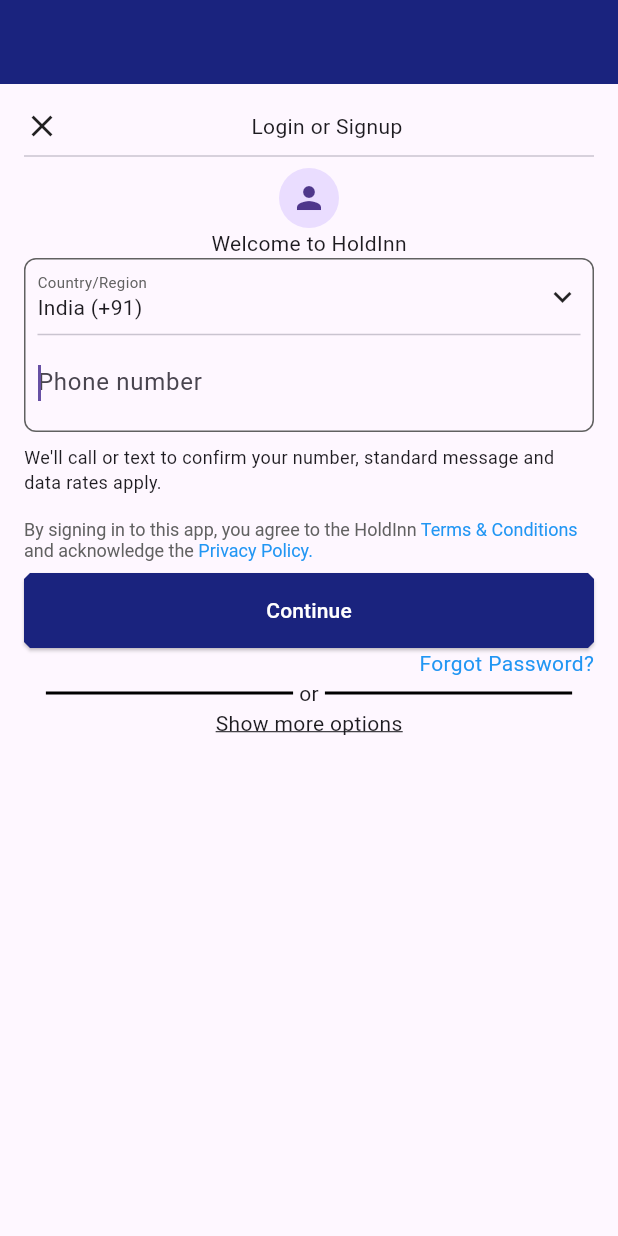
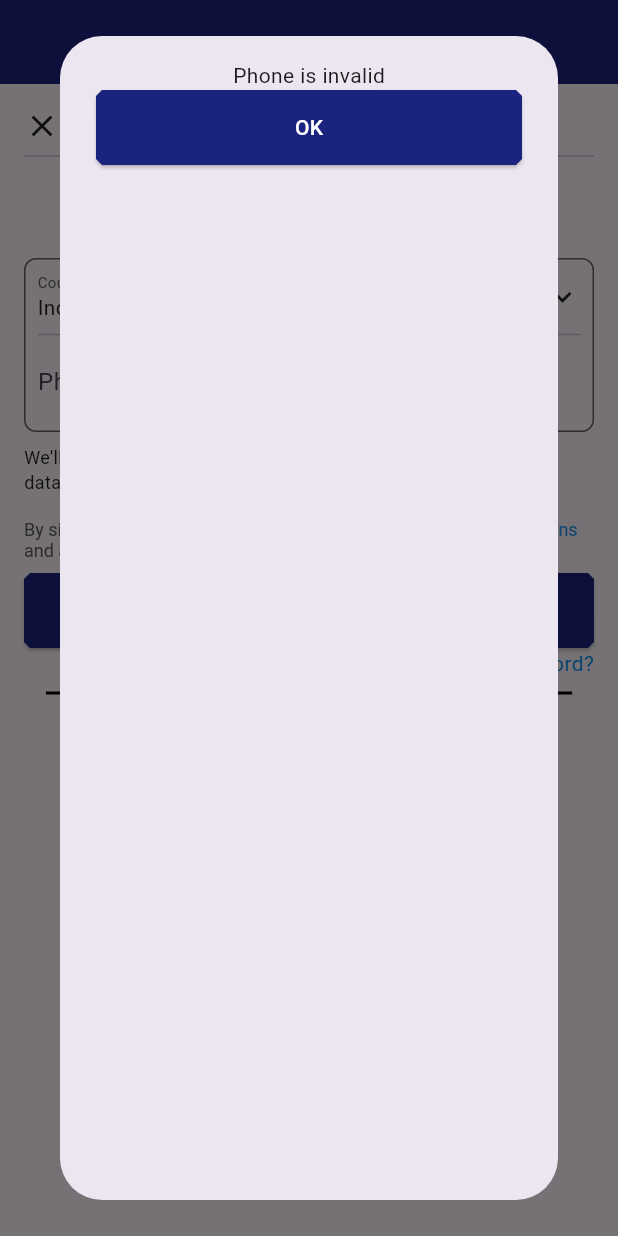
Before and after one commit to AtanuPanja/flutter_practical_wireframe_hotel_booking, a Flutter app: the screen it shows after launch, after a tap on "Continue", on a phone screen of 412 x 824 dp. Run offline on Flutter 3.47's test engine with Material 3 defaults, Android fonts, the phone set to English and light mode, and no system bars; our stand-ins replace hive_flutter; accounts and stored records are empty.

Commit message:
Added database logic, and added HomePage
Added login and logout functionality
created app_database.dart file

Created HomePage screen, with a button to logout

Login/Logout logic: While logging in, log out all
other users, for all set isLoggedIn to false,
and for that user set isLoggedIn to true

While logging out, log out all users, i.e., set
isLoggedIn to false for all users

```diff
--- a/lib/LoginPage.dart
+++ b/lib/LoginPage.dart
@@ -1,4 +1,8 @@
 import 'package:flutter/material.dart';
+import 'package:hive_flutter/hive_flutter.dart';
+import 'package:practical4_hotel_booking/HomePage.dart';
+import 'package:practical4_hotel_booking/validations/validations.dart';
+import 'model/app_database.dart';
 
 class LoginPage extends StatefulWidget {
   const LoginPage({super.key});
@@ -8,13 +12,113 @@
 }
 
 class _LoginPageState extends State<LoginPage> {
+  // referencing the hive box
+  final myBox = Hive.box('myBox');
+
+  // instantiating the database
+  AppDatabase appDB = AppDatabase();
+
+  TextEditingController phoneController = TextEditingController();
+
+  @override
+  void initState() {
+    // TODO: implement initState
+    super.initState();
+
+    phoneController.clear();
+
+    if (myBox.get('usersList') != null) {
+      appDB.loadUsers();
+    }
+  }
+
+  // perform logout action
+  void logoutAction() {
+    for (var index = 0; index < appDB.usersList.length; index++) {
+        // logging out all users
+        // Navigator.of(context).pop();
+        // this navigator pop statement, showed an error
+        // so, I shifted this line to the HomePage, and called it before the logoutAction
+        // the error was resolved
+        setState(() {
+          appDB.usersList[index]['isLoggedIn'] = 'false';
+          appDB.updateDatabase();
+          print(appDB.usersList);
+        });
+
+      }
+  }
+
+
+  // perform login action
+  void loginAction() {
+    // search for already existing user with the same phone
+      for (var index = 0; index < appDB.usersList.length; index++) {
+        // making sure all other users are logged out
+        appDB.usersList[index]['isLoggedIn'] = 'false';
+
+        // searching for the user in the db
+        // if available, set isLoggedIn = true
+        if (appDB.usersList[index]['phone'] == phoneController.value.text) {
+          Navigator.push(
+            context,
+            MaterialPageRoute(builder: (context) => HomePage(logoutAction: logoutAction)),
+          );
+          setState(() {
+            appDB.usersList[index]['isLoggedIn'] = 'true';
+            appDB.updateDatabase();
+            print(appDB.usersList);
+          });
+
+          return;
+        }
+      }
+
+      // if after searching we find that, user is not in db
+      // this statement will be reached only when the for loop completes, without triggering
+      // the return statement
+      var newUser = {
+        'phone': phoneController.value.text,
+        'isLoggedIn': 'true',
+      };
+      setState(() {
+        appDB.usersList.add(newUser);
+        appDB.updateDatabase();
+      });
+  }
+
+  // this callback is called when the continue button is pressed
+  void continueButtonCallback() {
+    // if phone number is valid
+    if (validatePhone(phoneController.value.text)) {
+      loginAction();
+    } else {
+      showDialog(
+        context: context,
+        builder: (context) {
+          return AlertDialog(
+            content: Container(
+              child: Column(
+                children: [
+                  Text('Phone is invalid'),
+                  ElevatedButton(
+                    child: Text('OK'),
+                    onPressed: () => Navigator.of(context).pop(),
+                  ),
+                ],
+              ),
+            ),
+          );
+        },
+      );
+    }
+  }
 
   @override
   Widget build(BuildContext context) {
     var screenWidth = MediaQuery.of(context).size.width;
     return Scaffold(
-      appBar: AppBar(
-      ),
+      appBar: AppBar(),
       body: Container(
         padding: EdgeInsets.all(16.0),
         child: Column(
@@ -26,8 +130,10 @@
                   child: Icon(Icons.close),
                 ),
                 Expanded(
-                  child: Text('Login or Signup', textAlign: TextAlign.center,)
-                ),
+                    child: Text(
+                  'Login or Signup',
+                  textAlign: TextAlign.center,
+                )),
               ],
             ),
             Divider(),
@@ -55,10 +161,13 @@
                               child: Column(
                                 crossAxisAlignment: CrossAxisAlignment.start,
                                 children: [
-                                  Text('Country/Region', style: TextStyle(
+                                  Text(
+                                    'Country/Region',
+                                    style: TextStyle(
                                       fontSize: 10,
                                       color: Colors.grey.shade700,
-                                  ),),
+                                    ),
+                                  ),
                                   Text('India (+91)'),
                                 ],
                               ),
@@ -73,6 +182,7 @@
                       Divider(),
                       Container(
                         child: TextField(
+                          controller: phoneController,
                           autofocus: true,
                           decoration: InputDecoration(
                             hintText: 'Phone number',
@@ -124,16 +234,19 @@
                   ),
                 ),
                 ElevatedButton(
-                  onPressed: () {},
+                  onPressed: continueButtonCallback,
                   child: Text('Continue'),
                 ),
                 Row(
                   mainAxisAlignment: MainAxisAlignment.end,
                   children: [
                     InkWell(
-                      child: Text('Forgot Password?', style: TextStyle(
+                      child: Text(
+                        'Forgot Password?',
+                        style: TextStyle(
                           color: Colors.blue,
-                      ),),
+                        ),
+                      ),
                       onTap: () {},
                     ),
                   ],
@@ -148,9 +261,13 @@
                         color: Colors.black,
                       ),
                     ),
-                    SizedBox(width: 4,),
+                    SizedBox(
+                      width: 4,
+                    ),
                     Text('or'),
-                    SizedBox(width: 4,),
+                    SizedBox(
+                      width: 4,
+                    ),
                     Container(
                       width: screenWidth / 2.5,
                       height: 2,
@@ -167,7 +284,7 @@
                       decoration: TextDecoration.underline,
                     ),
                   ),
-                  onTap: (){},
+                  onTap: () {},
                 ),
               ],
             ),
--- /dev/null
+++ b/lib/model/app_database.dart
@@ -0,0 +1,16 @@
+import 'package:hive_flutter/hive_flutter.dart';
+
+class AppDatabase {
+  List usersList = [];
+
+  // referencing the hive box
+  final myBox = Hive.box('myBox');
+
+  void loadUsers() {
+    usersList = myBox.get('usersList');
+  }
+
+  void updateDatabase() {
+    myBox.put('usersList', usersList);
+  }
+}
```
Also changed, not shown: lib/HomePage.dart (added, +26 -0 lines), 3 other files. Lines whose indentation alone changed are shown as unchanged.
